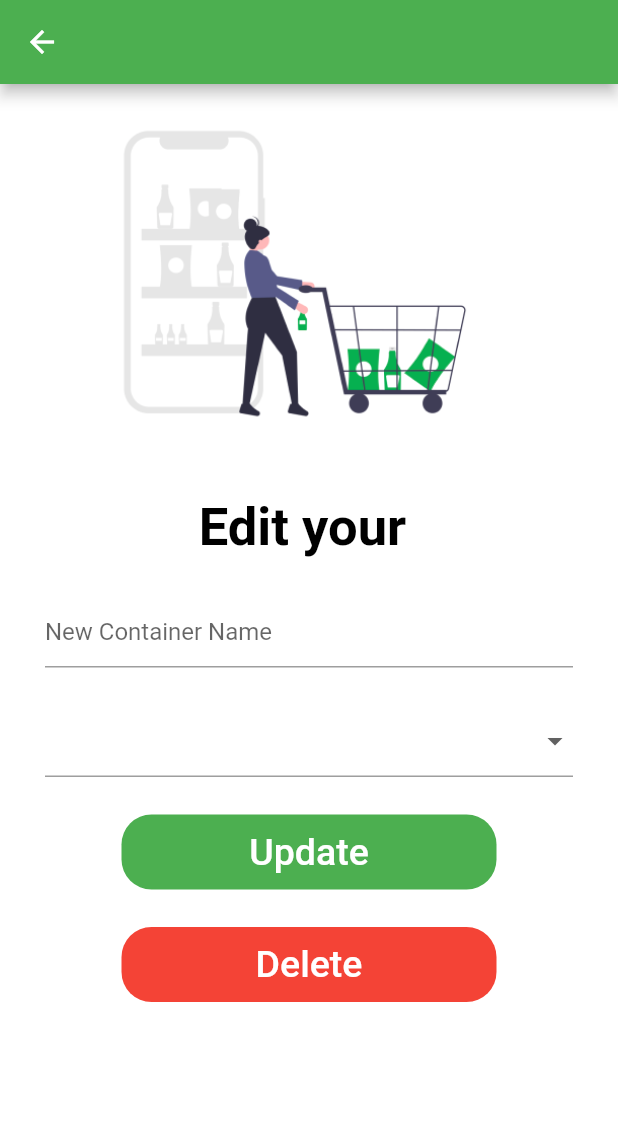
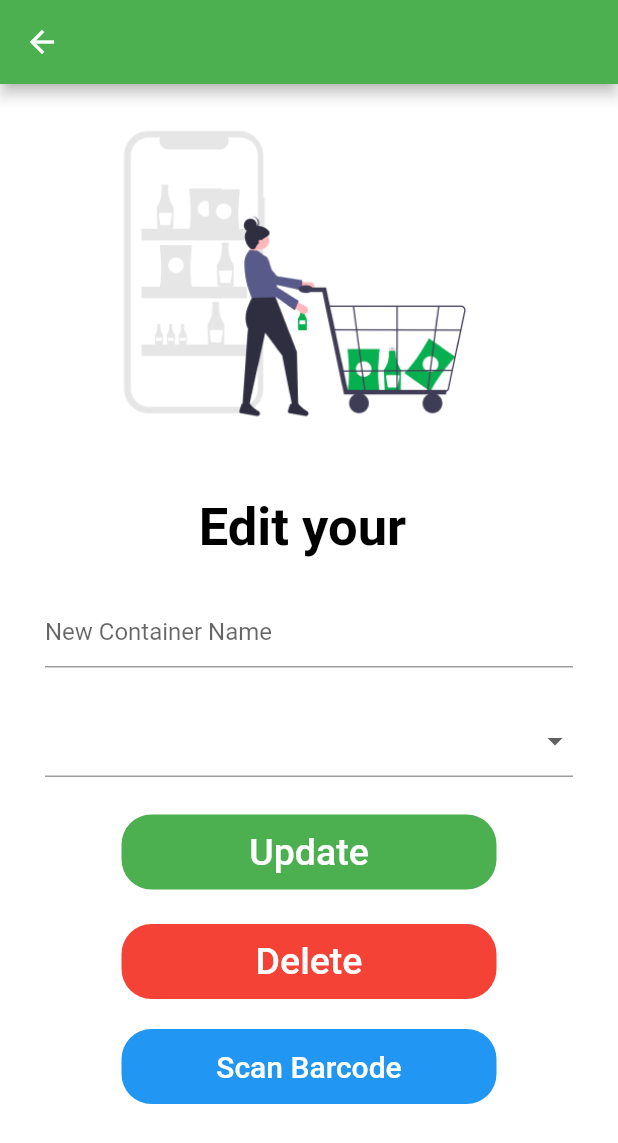
Before and after one commit to stow-engineering/stow-v1, a Flutter app: the EditContainer screen opened directly with empty values, on a phone screen of 412 x 824 dp. Shown: the top 1143 px of the screen. Run offline on Flutter 3.47's test engine with Material 2 defaults, Android fonts, the phone set to English and light mode, and no system bars; our stand-ins replace charts_flutter, cloud_firestore, firebase_auth, firebase_core, flutter_blue_plus, google_fonts and 1 more; missing offline and left inert: dart:ffi, flutter_barcode_scanner; accounts and stored records are empty; network calls fail.

Commit message:
Barcode w/ containers

```diff
--- a/stow/lib/container_widgets/edit_container.dart
+++ b/stow/lib/container_widgets/edit_container.dart
@@ -1,8 +1,38 @@
+import 'dart:convert';
+import 'dart:async';
+
 import 'package:flutter/material.dart';
-import 'package:flutter_blue_plus/flutter_blue_plus.dart';
+import 'package:flutter_barcode_scanner/flutter_barcode_scanner.dart';
+import 'package:http/http.dart' as http;
 
 import '../models/edit_container_argument.dart';
 import '../../utils/firebase.dart';
+
+Future<Barcode> fetchBarcode(String barcode) async {
+  final response = await http.get(Uri.parse(
+      'https://world.openfoodfacts.org/api/v0/product/' + barcode + '.json'));
+  if (response.statusCode == 200) {
+    return Barcode.fromJson(jsonDecode(response.body));
+  } else {
+    throw Exception('Failed to retrieve Barcode Information');
+  }
+}
+
+class Barcode {
+  final String code;
+  final String status_verbose;
+
+  const Barcode({
+    required this.code,
+    required this.status_verbose,
+  });
+
+  factory Barcode.fromJson(Map<String, dynamic> json) {
+    return Barcode(
+        code: json['product']['product_name_en'],
+        status_verbose: json['status_verbose']);
+  }
+}
 
 class EditContainer extends StatefulWidget {
   final EditContainerArgument arg;
@@ -13,8 +43,18 @@ class EditContainer extends StatefulWidget {
 }
 
 class _EditContainerState extends State<EditContainer> {
+  String scanResult = '';
+  String scannedName = '';
+  late Future<Barcode> futureBarcode;
+
   String? selectedValue;
   final GlobalKey<FormState> _formKey = GlobalKey<FormState>();
+
+  @override
+  void initState() {
+    super.initState();
+    futureBarcode = fetchBarcode('070847037989');
+  }
 
   @override
   Widget build(BuildContext context) {
@@ -44,19 +84,42 @@ class _EditContainerState extends State<EditContainer> {
               key: _formKey,
               child: Column(
                 children: <Widget>[
+                  // Padding(
+                  //   padding: const EdgeInsets.only(
+                  //       left: 30.0, right: 30.0, top: 25.0, bottom: 0),
+                  //   child: TextFormField(
+                  //     controller: nameController,
+                  //     decoration: const InputDecoration(
+                  //       hintText: 'New Container Name',
+                  //     ),
+                  //     validator: (String? value) {
+                  //       if (value == null || value.isEmpty) {
+                  //         return widget.arg.container.name;
+                  //       }
+                  //       return null;
+                  //     },
+                  //   ),
+                  // ),
                   Padding(
                     padding: const EdgeInsets.only(
                         left: 30.0, right: 30.0, top: 25.0, bottom: 0),
-                    child: TextFormField(
-                      controller: nameController,
-                      decoration: const InputDecoration(
-                        hintText: 'New Container Name',
-                      ),
-                      validator: (String? value) {
-                        if (value == null || value.isEmpty) {
-                          return widget.arg.container.name;
+                    child: FutureBuilder<Barcode>(
+                      future: futureBarcode,
+                      builder: (context, snapshot) {
+                        if (snapshot.hasData) {
+                          return TextFormField(
+                              controller: nameController,
+                              decoration: InputDecoration(
+                                hintText: widget.arg.container.name == null
+                                    ? 'New Container Name'
+                                    : widget.arg.container.name,
+                              ));
+                        } else if (snapshot.hasError) {
+                          return TextFormField(
+                              decoration: InputDecoration(
+                                  hintText: 'New Container Name'));
                         }
-                        return null;
+                        return const CircularProgressIndicator();
                       },
                     ),
                   ),
@@ -115,7 +178,7 @@ class _EditContainerState extends State<EditContainer> {
                   ),
                   Padding(
                     padding: const EdgeInsets.only(
-                        left: 30.0, right: 30.0, top: 25.0, bottom: 25.0),
+                        left: 30.0, right: 30.0, top: 23, bottom: 10),
                     child: Container(
                         height: 50,
                         width: 250,
@@ -134,7 +197,24 @@ class _EditContainerState extends State<EditContainer> {
                             style: TextStyle(color: Colors.white, fontSize: 25),
                           ),
                         )),
-                  )
+                  ),
+                  Padding(
+                    padding: const EdgeInsets.only(
+                        left: 30.0, right: 30.0, top: 10, bottom: 25.0),
+                    child: Container(
+                        height: 50,
+                        width: 250,
+                        decoration: BoxDecoration(
+                            color: Colors.blue,
+                            borderRadius: BorderRadius.circular(20)),
+                        child: TextButton(
+                          onPressed: scanBarcode,
+                          child: Text(
+                            'Scan Barcode',
+                            style: TextStyle(color: Colors.white, fontSize: 20),
+                          ),
+                        )),
+                  ),
                 ],
               ),
             ),
@@ -176,4 +256,20 @@ class _EditContainerState extends State<EditContainer> {
       },
     );
   }
+
+  // Perform scanning
+  Future scanBarcode() async {
+    String scanResult;
+    late Future<Barcode> futureBarcode;
+
+    scanResult = await FlutterBarcodeScanner.scanBarcode(
+        '#00B050', 'Cancel', true, ScanMode.BARCODE);
+
+    if (!mounted) return;
+
+    setState(() => this.scanResult = scanResult);
+
+    futureBarcode = fetchBarcode(scanResult);
+    setState(() => this.futureBarcode = futureBarcode);
+  }
 }
```
Also changed, not shown: stow/lib/pages/account/account.dart (+11 -4 lines), stow/lib/utils/firebase.dart (+8 -0 lines).
